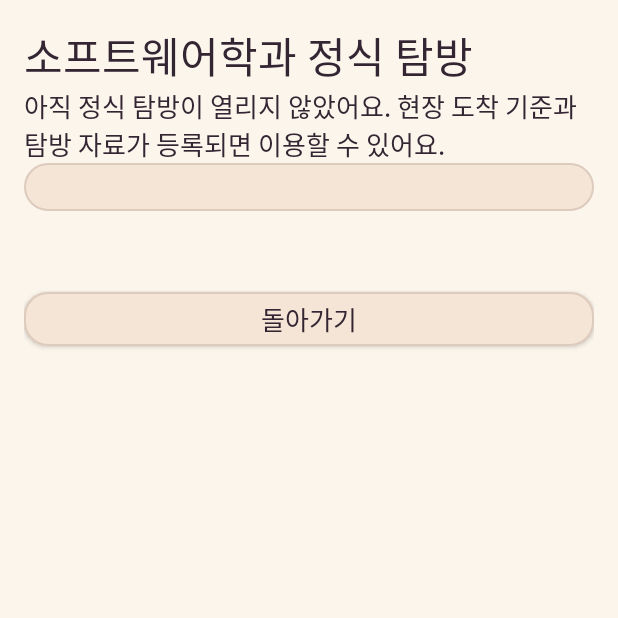
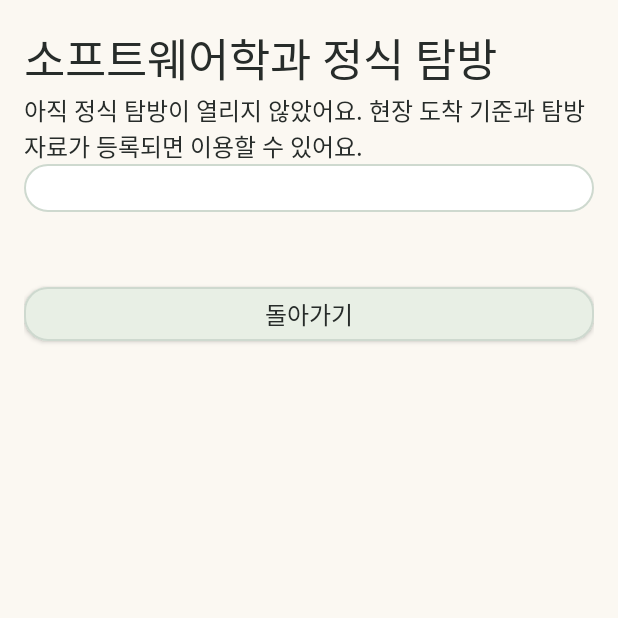
Before and after one commit to InsuHam0315/Mobile-FirstStep, an Android app: the AuthoredEpisodeActivity screen opened directly, with no data from a screen before it, on a phone screen of 412 x 824 dp, the top half of it. Run offline under Robolectric (Android 15) with nearby library versions, the phone set to English and light mode, and no system bars; pictures from the network do not load.

Commit message:
[design v1] 디자인: 화면 UI 개선

```diff
--- a/app/src/main/res/layout/activity_geographic_map.xml
+++ b/app/src/main/res/layout/activity_geographic_map.xml
@@ -1,8 +1,8 @@
 <?xml version="1.0" encoding="utf-8"?>
 <LinearLayout xmlns:android="http://schemas.android.com/apk/res/android" android:id="@+id/map_root"
  android:layout_width="match_parent" android:layout_height="match_parent" android:orientation="vertical" android:background="@color/game_color_surface">
- <TextView android:layout_width="match_parent" android:layout_height="wrap_content" android:text="국립군산대 캠퍼스 지도" android:textSize="24sp" android:textStyle="bold" android:textColor="@color/game_color_text" android:padding="16dp" />
- <TextView android:id="@+id/map_status" android:layout_width="match_parent" android:layout_height="wrap_content" android:text="지도 불러오는 중 · 미션 지점은 현장 확인 후 표시합니다." android:textColor="@color/game_reskin_muted" android:paddingHorizontal="16dp" android:textSize="13sp" />
+ <TextView android:layout_width="match_parent" android:layout_height="wrap_content" android:text="국립군산대 캠퍼스 지도" android:textSize="@dimen/game_text_title" android:accessibilityHeading="true" android:textStyle="bold" android:textColor="@color/game_color_text" android:padding="16dp" />
+ <TextView android:id="@+id/map_status" android:layout_width="match_parent" android:layout_height="wrap_content" android:text="지도 불러오는 중 · 미션 지점은 현장 확인 후 표시합니다." android:textColor="@color/game_reskin_muted" android:paddingHorizontal="16dp" android:paddingBottom="12dp" android:textSize="14sp" />
  <TextView
      android:id="@+id/map_facility_context"
      android:layout_width="match_parent"
--- a/app/src/main/res/layout/game_authored_episode.xml
+++ b/app/src/main/res/layout/game_authored_episode.xml
@@ -34,7 +34,7 @@
             android:textSize="@dimen/game_text_body" />
         <LinearLayout
             android:id="@+id/game_authored_body"
-            android:background="@drawable/game_reskin_tinted_card"
+            android:background="@drawable/game_reskin_card"
             android:padding="@dimen/game_space_medium"
             android:layout_width="match_parent"
             android:layout_height="wrap_content"
--- a/app/src/main/res/layout/game_guide_activity.xml
+++ b/app/src/main/res/layout/game_guide_activity.xml
@@ -14,7 +14,7 @@
             android:textSize="@dimen/game_text_body" android:textColor="@color/game_color_text" android:visibility="gone"/>
         <TextView android:id="@+id/game_guide_status" android:layout_width="match_parent" android:layout_height="wrap_content"
             android:textSize="@dimen/game_text_body" android:textColor="@color/game_color_text" android:accessibilityLiveRegion="polite"/>
-        <LinearLayout android:id="@+id/game_guide_content" android:layout_width="match_parent" android:layout_height="wrap_content" android:orientation="vertical" android:padding="@dimen/game_space_medium" android:background="@drawable/game_reskin_tinted_card" />
+        <LinearLayout android:id="@+id/game_guide_content" android:layout_width="match_parent" android:layout_height="wrap_content" android:orientation="vertical" android:padding="@dimen/game_space_medium" android:background="@drawable/game_reskin_card" android:layout_marginTop="12dp" android:layout_marginBottom="12dp" />
         <Button android:id="@+id/game_guide_primary" style="@style/GameActionButton" android:layout_width="match_parent" android:layout_height="wrap_content" android:text="@string/game_guide_start"/>
         <Button android:id="@+id/game_guide_read_again" style="@style/GameSecondaryButton" android:layout_width="match_parent" android:layout_height="wrap_content" android:text="@string/game_guide_read_again"/>
         <Button android:id="@+id/game_guide_close" style="@style/GameSecondaryButton" android:layout_width="match_parent" android:layout_height="wrap_content" android:text="@string/game_guide_close"/>
--- a/app/src/main/res/layout/game_home_activity.xml
+++ b/app/src/main/res/layout/game_home_activity.xml
@@ -17,7 +17,7 @@
             <Button style="@style/GameActionButton" android:id="@+id/game_home_map" android:layout_width="match_parent" android:layout_height="wrap_content" android:text="@string/game_home_map" />
             <Button style="@style/GameActionButton" android:id="@+id/game_home_profile" android:layout_width="match_parent" android:layout_height="wrap_content" android:text="@string/game_home_profile" />
             <Button style="@style/GameActionButton" android:id="@+id/game_home_ending" android:layout_width="match_parent" android:layout_height="wrap_content" android:text="@string/game_home_ending" />
-            <TextView android:layout_width="match_parent" android:layout_height="wrap_content" android:text="@string/game_home_favorites_title" android:textColor="@color/game_color_text" android:textSize="@dimen/game_text_body" />
+            <TextView android:layout_width="match_parent" android:layout_height="wrap_content" android:text="@string/game_home_favorites_title" android:textColor="@color/game_color_text" android:textSize="20sp" android:textStyle="bold" android:accessibilityHeading="true" />
             <LinearLayout android:id="@+id/game_home_favorites" android:orientation="vertical" android:layout_width="match_parent" android:layout_height="wrap_content" />
         </LinearLayout>
         <LinearLayout android:id="@+id/game_home_search_panel" android:orientation="vertical" android:layout_width="match_parent" android:layout_height="wrap_content">
--- a/app/src/main/res/layout/game_intro_activity.xml
+++ b/app/src/main/res/layout/game_intro_activity.xml
@@ -1,6 +1,6 @@
 <ScrollView xmlns:android="http://schemas.android.com/apk/res/android" android:id="@+id/game_intro_scroll" android:fitsSystemWindows="true" android:layout_width="match_parent" android:layout_height="match_parent" android:fillViewport="true">
     <LinearLayout android:layout_width="match_parent" android:layout_height="wrap_content" android:orientation="vertical" android:padding="@dimen/game_space_medium">
-        <TextView android:id="@+id/game_intro_title" android:layout_width="match_parent" android:layout_height="wrap_content" android:text="@string/game_intro_title" android:textSize="@dimen/game_text_title" android:textColor="@color/game_color_text" />
+        <TextView android:id="@+id/game_intro_title" android:layout_width="match_parent" android:layout_height="wrap_content" android:text="@string/game_intro_title" android:textStyle="bold" android:accessibilityHeading="true" android:textSize="@dimen/game_text_title" android:textColor="@color/game_color_text" />
         <TextView android:id="@+id/game_intro_target" android:layout_width="match_parent" android:layout_height="wrap_content" android:textSize="@dimen/game_text_body" android:textColor="@color/game_color_text" android:visibility="gone" />
         <TextView android:id="@+id/game_intro_disclosure" android:layout_width="match_parent" android:layout_height="wrap_content" android:text="@string/game_intro_disclosure" android:textColor="@color/game_color_text" />
         <Button android:id="@+id/game_intro_demo" style="@style/GameActionButton" android:layout_width="match_parent" android:layout_height="wrap_content" android:text="@string/game_intro_demo" />
@@ -16,7 +16,7 @@
         <Button android:id="@+id/game_intro_reminder" style="@style/GameSecondaryButton" android:layout_width="match_parent" android:layout_height="wrap_content" android:text="@string/game_intro_reminder" />
         <Button android:id="@+id/game_quiz_start" style="@style/GameActionButton" android:layout_width="match_parent" android:layout_height="wrap_content" android:text="@string/game_intro_start" />
         <Button android:id="@+id/game_intro_show_again" style="@style/GameSecondaryButton" android:layout_width="match_parent" android:layout_height="wrap_content" android:text="@string/game_intro_show_again" />
-        <LinearLayout android:id="@+id/game_quiz_questions" android:background="@drawable/game_reskin_tinted_card" android:padding="@dimen/game_space_medium" android:layout_width="match_parent" android:layout_height="wrap_content" android:orientation="vertical" />
+        <LinearLayout android:id="@+id/game_quiz_questions" android:background="@drawable/game_reskin_card" android:layout_marginTop="12dp" android:layout_marginBottom="12dp" android:padding="@dimen/game_space_medium" android:layout_width="match_parent" android:layout_height="wrap_content" android:orientation="vertical" />
         <Button android:id="@+id/game_quiz_submit" style="@style/GameActionButton" android:layout_width="match_parent" android:layout_height="wrap_content" android:text="@string/game_intro_submit" />
         <Button android:id="@+id/game_quiz_retry" style="@style/GameSecondaryButton" android:layout_width="match_parent" android:layout_height="wrap_content" android:text="@string/game_intro_retry" />
         <TextView android:id="@+id/game_quiz_result" android:layout_width="match_parent" android:layout_height="wrap_content" android:textSize="@dimen/game_text_body" android:textColor="@color/game_color_text" />
--- a/app/src/main/res/values/game_reskin_tokens.xml
+++ b/app/src/main/res/values/game_reskin_tokens.xml
@@ -1,14 +1,14 @@
 <resources>
-    <color name="game_reskin_muted">#63515A</color>
-    <color name="game_reskin_paper">#FFFCF7</color>
-    <color name="game_reskin_tinted">#F4E5D6</color>
-    <color name="game_reskin_line">#DDCBBD</color>
-    <color name="game_reskin_link">#684059</color>
-    <color name="game_reskin_disabled_fill">#E5DAD5</color>
-    <color name="game_reskin_disabled_text">#62545D</color>
-    <dimen name="game_reskin_identity_hero_height">180dp</dimen>
-    <dimen name="game_reskin_campus_hero_height">136dp</dimen>
-    <dimen name="game_reskin_card_corner">20dp</dimen>
+    <color name="game_reskin_muted">#545C57</color>
+    <color name="game_reskin_paper">#FFFFFF</color>
+    <color name="game_reskin_tinted">#E8EFE5</color>
+    <color name="game_reskin_line">#CED9CF</color>
+    <color name="game_reskin_link">#435949</color>
+    <color name="game_reskin_disabled_fill">#E8E4E1</color>
+    <color name="game_reskin_disabled_text">#55514F</color>
+    <dimen name="game_reskin_identity_hero_height">196dp</dimen>
+    <dimen name="game_reskin_campus_hero_height">168dp</dimen>
+    <dimen name="game_reskin_card_corner">24dp</dimen>
     <dimen name="game_reskin_control_space">8dp</dimen>
 
     <style name="GameSecondaryButton" parent="GameActionButton">
--- a/app/src/main/res/values/game_tokens.xml
+++ b/app/src/main/res/values/game_tokens.xml
@@ -6,15 +6,15 @@
         <item name="colorPrimary">@color/game_color_action</item>
         <item name="colorSecondary">@color/game_color_action</item>
     </style>
-    <color name="game_color_surface">#FBF5EC</color>
-    <color name="game_color_text">#342533</color>
-    <color name="game_color_action">#703B56</color>
+    <color name="game_color_surface">#FBF8F2</color>
+    <color name="game_color_text">#272C2A</color>
+    <color name="game_color_action">#873856</color>
     <color name="game_color_on_action">#FFFFFF</color>
     <dimen name="game_space_medium">16dp</dimen>
     <dimen name="game_space_large">24dp</dimen>
     <dimen name="game_touch_min">48dp</dimen>
-    <dimen name="game_text_title">28sp</dimen>
-    <dimen name="game_text_body">17sp</dimen>
+    <dimen name="game_text_title">30sp</dimen>
+    <dimen name="game_text_body">16sp</dimen>
     <dimen name="game_shape_action_corner">16dp</dimen>
     <style name="GameActionButton" parent="Widget.MaterialComponents.Button">
         <item name="cornerRadius">@dimen/game_shape_action_corner</item>
--- a/app/src/main/res/values/game_welcome.xml
+++ b/app/src/main/res/values/game_welcome.xml
@@ -1,9 +1,9 @@
 <resources>
     <color name="game_welcome_background">#110B15</color>
-    <color name="game_welcome_pink">#F9A9C1</color>
+    <color name="game_welcome_pink">#FFC0D0</color>
     <color name="game_welcome_ink">#2A1B29</color>
     <color name="game_welcome_muted">#F0DFE5</color>
-    <color name="game_welcome_guest_fill">#F0211923</color>
+    <color name="game_welcome_guest_fill">#302B3733</color>
 
     <string name="game_welcome_brand">FIRST STEP / KUNSAN NATIONAL UNIVERSITY</string>
     <string name="game_welcome_tagline">당신의 첫 번째 캠퍼스 탐험이 시작됩니다.</string>
@@ -20,6 +20,6 @@
         <item name="android:textAllCaps">false</item>
         <item name="android:textSize">16sp</item>
         <item name="android:stateListAnimator">@null</item>
-        <item name="cornerRadius">18dp</item>
+        <item name="cornerRadius">16dp</item>
     </style>
 </resources>
--- a/app/src/main/res/values/themes.xml
+++ b/app/src/main/res/values/themes.xml
@@ -2,10 +2,10 @@
     <style name="Theme.FirstStep" parent="Theme.MaterialComponents.Light.NoActionBar">
         <item name="android:fontFamily">sans</item>
         <item name="android:windowLightStatusBar">true</item>
-        <item name="android:statusBarColor">#FAF7EF</item>
-        <item name="android:navigationBarColor">#FAF7EF</item>
-        <item name="colorPrimary">#AB5336</item>
-        <item name="colorSecondary">#1E2B39</item>
+        <item name="android:statusBarColor">@color/game_color_surface</item>
+        <item name="android:navigationBarColor">@color/game_color_surface</item>
+        <item name="colorPrimary">@color/game_color_action</item>
+        <item name="colorSecondary">@color/game_reskin_link</item>
         <item name="android:windowActionModeOverlay">true</item>
     </style>
 </resources>
```
Also changed, not shown: app/src/main/res/layout/game_identity_welcome.xml (+10 -18 lines), 1 other file.
